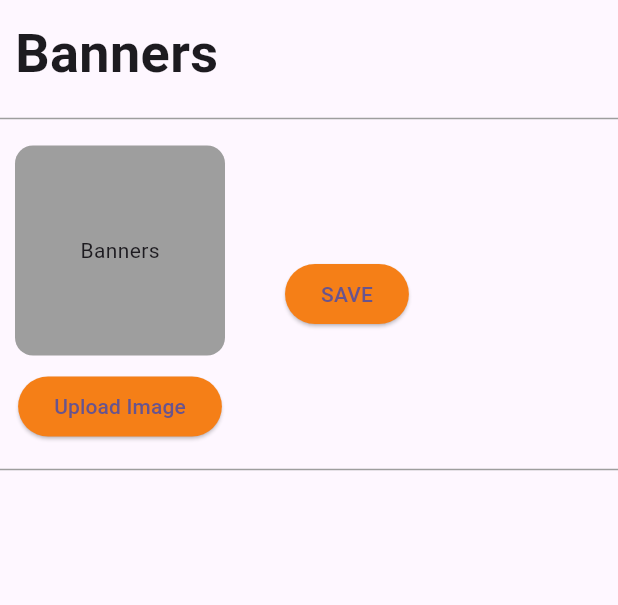
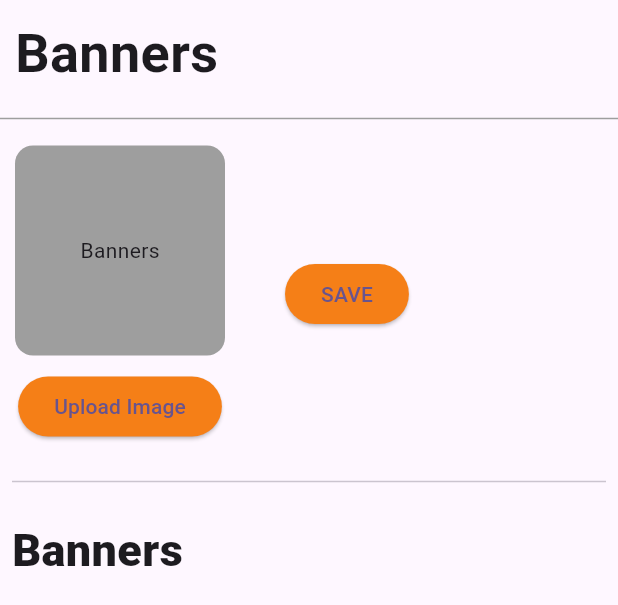
Before and after one commit to Kashifbacha89/multi_vendor_app_admin_panel, a Flutter app: the UploadBannersScreen widget shown alone on an empty page, opened directly, on a phone screen of 412 x 824 dp. Shown: the top 605 px of the screen. Run offline on Flutter 3.47's test engine with Material 2 defaults, Android fonts, the light colour scheme and no system bars; our stand-ins replace cloud_firestore, file_picker, firebase_core, firebase_storage, flutter_easyloading, image_picker; missing offline and left inert: flutter_admin_scaffold; accounts and stored records are empty.

Commit message:
code updated

```diff
--- a/lib/views/screens/side_bar_screens/upload_banners_screen.dart
+++ b/lib/views/screens/side_bar_screens/upload_banners_screen.dart
@@ -162,7 +162,17 @@ class _UploadBannersScreenState extends State<UploadBannersScreen> {
                   child: Text('SAVE')),
             ],
           ),
-          Divider(color: Colors.grey,),
+          Padding(
+            padding: const EdgeInsets.all(8.0),
+            child: const Divider(),
+          ),
+          Padding(
+            padding: const EdgeInsets.all(8.0),
+            child: Container(
+              alignment: Alignment.centerLeft,
+              child: Text('Banners',style: TextStyle(fontWeight: FontWeight.w800,fontSize: 30),),
+            ),
+          ),
 
         ],
       ),
```
Also changed, not shown: lib/views/screens/side_bar_screens/widgets/banners_widget.dart (added, +45 -0 lines).
